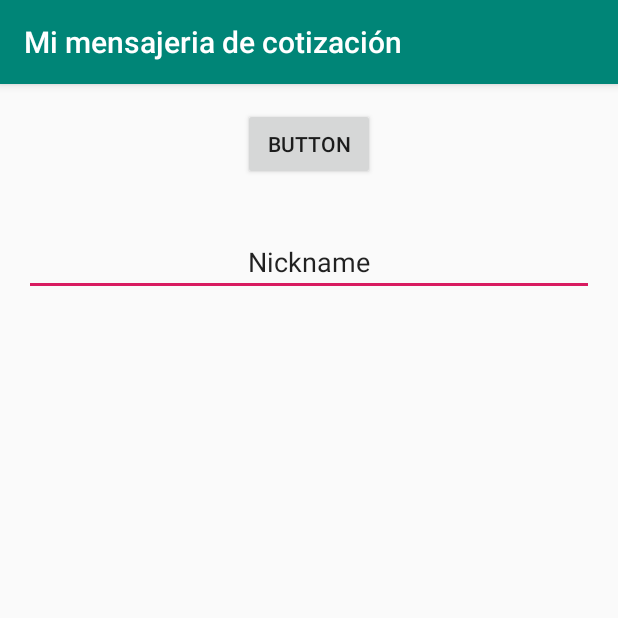
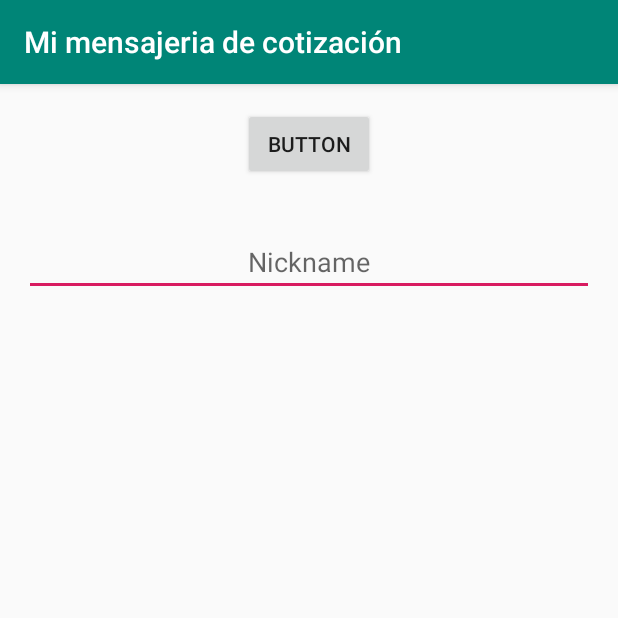
Before and after one commit to gerahva/MiAppMensajeria, an Android app: the screen it shows after launch (MainActivity), on a phone screen of 412 x 824 dp, the top half of it. Run offline under Robolectric (Android 15) with nearby library versions, the phone set to English and light mode, and no system bars.

```diff
--- a/app/src/main/res/layout/activity_main.xml
+++ b/app/src/main/res/layout/activity_main.xml
@@ -16,15 +16,15 @@
             app:layout_constraintHorizontal_bias="0.5"
     />
     <EditText
+            android:id="@+id/txtnickname"
             android:layout_width="0dp"
             android:layout_height="wrap_content"
-            android:inputType="textPersonName"
-            android:text="Nickname"
-            android:ems="10"
-            android:textAlignment="center"
-            android:id="@+id/txtnickname"
-            app:layout_constraintStart_toStartOf="parent" android:layout_marginLeft="16dp"
-            android:layout_marginStart="16dp" app:layout_constraintEnd_toEndOf="parent" android:layout_marginEnd="16dp"
-            android:layout_marginRight="16dp" android:layout_marginTop="32dp"
-            app:layout_constraintTop_toBottomOf="@+id/registrar"/>
+            android:layout_marginStart="16dp"
+            android:layout_marginLeft="16dp"
+            android:layout_marginTop="32dp"
+            android:layout_marginEnd="16dp"
+            android:layout_marginRight="16dp" android:ems="10"
+            android:hint="Nickname" android:inputType="textPersonName"
+            android:textAlignment="center" app:layout_constraintEnd_toEndOf="parent"
+            app:layout_constraintStart_toStartOf="parent" app:layout_constraintTop_toBottomOf="@+id/registrar"/>
 </androidx.constraintlayout.widget.ConstraintLayout>
--- a/build.gradle
+++ b/build.gradle
@@ -14,7 +14,7 @@ buildscript {
         }
     }
     dependencies {
-        classpath 'com.android.tools.build:gradle:3.5.0-beta05'
+        classpath 'com.android.tools.build:gradle:3.5.0-rc01'
         classpath "org.jetbrains.kotlin:kotlin-gradle-plugin:$kotlin_version"
         // NOTE: Do not place your application dependencies here; they belong
         // in the individual module build.gradle files
```
